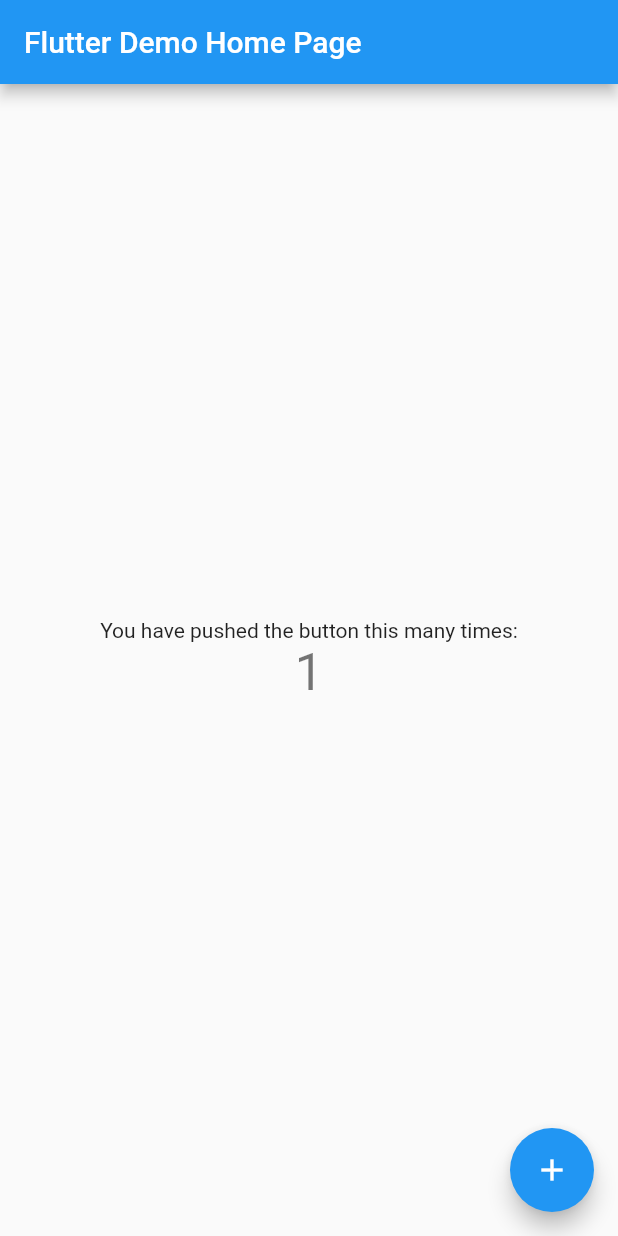
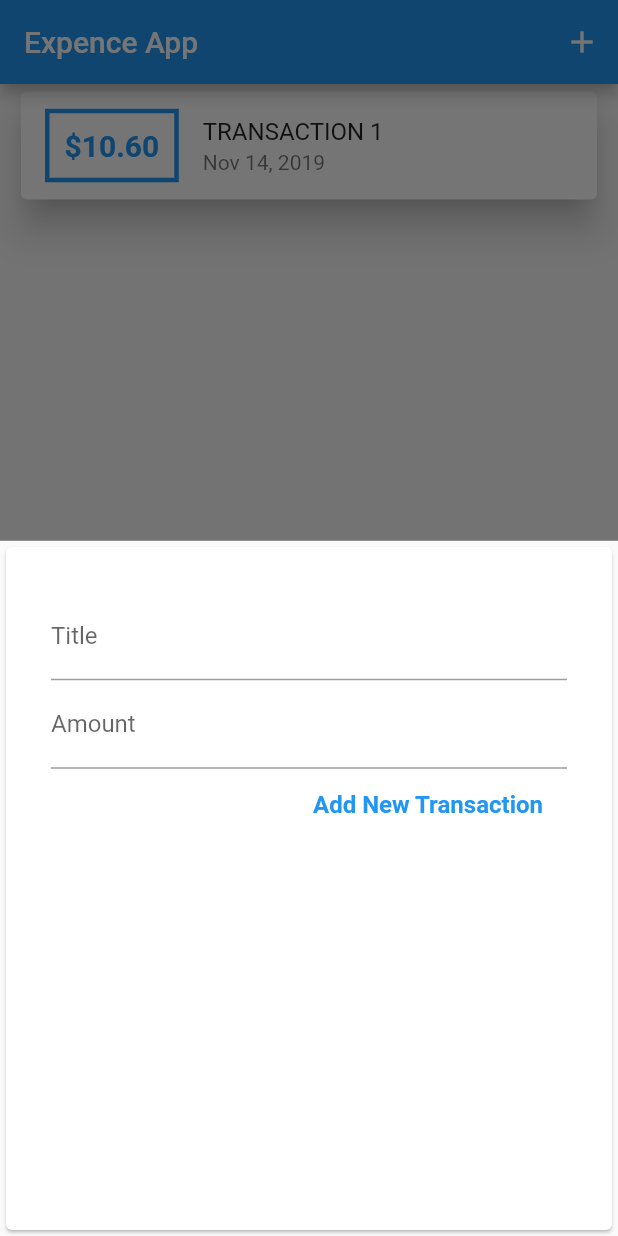
Before and after one commit to ram-krishan/flutter_demo, a Flutter app: the screen it shows after launch, after a tap on the "add" icon, on a phone screen of 412 x 824 dp. Run offline on Flutter 3.47's test engine with Material 2 defaults, Android fonts, the phone set to English and light mode, and no system bars.

Commit message:
done with add new expence feature using show modal bottom sheet.

```diff
--- a/lib/main.dart
+++ b/lib/main.dart
@@ -1,9 +1,10 @@
 import 'package:flutter/material.dart';
+
+import 'screens/expenceApp.dart';
 
 void main() => runApp(MyApp());
 
 class MyApp extends StatelessWidget {
-  // This widget is the root of your application.
   @override
   Widget build(BuildContext context) {
     return MaterialApp(
@@ -20,92 +21,8 @@ class MyApp extends StatelessWidget {
           // is not restarted.
           primarySwatch: Colors.blue,
         ),
-      home: MyHomePage(title: 'Flutter Demo Home Page'),
-    );
+        home: MaterialApp(
+          home: ExpenceApp(),
+        ));
   }
 }
-
-class MyHomePage extends StatefulWidget {
-  MyHomePage({Key key, this.title}) : super(key: key);
-
-  // This widget is the home page of your application. It is stateful, meaning
-  // that it has a State object (defined below) that contains fields that affect
-  // how it looks.
-
-  // This class is the configuration for the state. It holds the values (in this
-  // case the title) provided by the parent (in this case the App widget) and
-  // used by the build method of the State. Fields in a Widget subclass are
-  // always marked "final".
-
-  final String title;
-
-  @override
-  _MyHomePageState createState() => _MyHomePageState();
-}
-
-class _MyHomePageState extends State<MyHomePage> {
-  int _counter = 0;
-
-  void _incrementCounter() {
-    setState(() {
-      // This call to setState tells the Flutter framework that something has
-      // changed in this State, which causes it to rerun the build method below
-      // so that the display can reflect the updated values. If we changed
-      // _counter without calling setState(), then the build method would not be
-      // called again, and so nothing would appear to happen.
-      _counter++;
-    });
-  }
-
-  @override
-  Widget build(BuildContext context) {
-    // This method is rerun every time setState is called, for instance as done
-    // by the _incrementCounter method above.
-    //
-    // The Flutter framework has been optimized to make rerunning build methods
-    // fast, so that you can just rebuild anything that needs updating rather
-    // than having to individually change instances of widgets.
-    return Scaffold(
-      appBar: AppBar(
-        // Here we take the value from the MyHomePage object that was created by
-        // the App.build method, and use it to set our appbar title.
-        title: Text(widget.title),
-      ),
-      body: Center(
-        // Center is a layout widget. It takes a single child and positions it
-        // in the middle of the parent.
-        child: Column(
-          // Column is also layout widget. It takes a list of children and
-          // arranges them vertically. By default, it sizes itself to fit its
-          // children horizontally, and tries to be as tall as its parent.
-          //
-          // Invoke "debug painting" (press "p" in the console, choose the
-          // "Toggle Debug Paint" action from the Flutter Inspector in Android
-          // Studio, or the "Toggle Debug Paint" command in Visual Studio Code)
-          // to see the wireframe for each widget.
-          //
-          // Column has various properties to control how it sizes itself and
-          // how it positions its children. Here we use mainAxisAlignment to
-          // center the children vertically; the main axis here is the vertical
-          // axis because Columns are vertical (the cross axis would be
-          // horizontal).
-          mainAxisAlignment: MainAxisAlignment.center,
-          children: <Widget>[
-            Text(
-              'You have pushed the button this many times:',
-            ),
-            Text(
-              '$_counter',
-              style: Theme.of(context).textTheme.display1,
-            ),
-          ],
-        ),
-      ),
-      floatingActionButton: FloatingActionButton(
-        onPressed: _incrementCounter,
-        tooltip: 'Increment',
-        child: Icon(Icons.add),
-      ), // This trailing comma makes auto-formatting nicer for build methods.
-    );
-  }
-}
--- /dev/null
+++ b/lib/models/transaction.dart
@@ -0,0 +1,28 @@
+import 'package:flutter/material.dart';
+
+class Transaction {
+  final String id;
+  final double amount;
+  final DateTime createdAt;
+  final String title;
+
+  Transaction({
+    @required this.id,
+    @required this.amount,
+    @required this.createdAt,
+    @required this.title,
+  });
+
+  static List<Transaction> build({int transactionCount = 1}) {
+    List<Transaction> list = [];
+    for (var i = 1; i <= transactionCount; i++) {
+      list.add(Transaction(
+          amount: 10.599 * i,
+          createdAt: DateTime.now(),
+          id: i.toString(),
+          title: "transaction $i"));
+    }
+
+    return list;
+  }
+}
--- /dev/null
+++ b/lib/screens/expenceApp.dart
@@ -0,0 +1,62 @@
+import 'package:flutter/material.dart';
+
+import '../models/transaction.dart';
+import './transactionList.dart';
+import './newTransaction.dart';
+
+class ExpenceApp extends StatefulWidget {
+  @override
+  _ExpenceAppState createState() => _ExpenceAppState();
+}
+
+class _ExpenceAppState extends State<ExpenceApp> {
+  final List<Transaction> _transactions =
+      Transaction.build(transactionCount: 1);
+
+  void _handleActionClickButton(ctx) {
+    showModalBottomSheet(
+        context: ctx,
+        builder: (_) {
+          return NewTransaction(
+            handleAddTransaction: _handleAddTransaction,
+          );
+        });
+  }
+
+  void _handleAddTransaction(title, amount) {
+    DateTime createdAt = DateTime.now();
+    String id = createdAt.millisecondsSinceEpoch.toString();
+
+    setState(() {
+      _transactions.add(Transaction(
+          id: id, title: title, amount: amount, createdAt: createdAt));
+    });
+  }
+
+  @override
+  Widget build(BuildContext context) {
+    return Scaffold(
+      appBar: AppBar(
+        title: Text("Expence App"),
+        actions: <Widget>[
+          IconButton(
+              onPressed: () => _handleActionClickButton(context),
+              icon: Icon(Icons.add))
+        ],
+      ),
+      floatingActionButton: FloatingActionButton(
+        child: Icon(Icons.add),
+        onPressed: () => _handleActionClickButton(context),
+      ),
+      floatingActionButtonLocation: FloatingActionButtonLocation.centerFloat,
+      body: SingleChildScrollView(
+        child: Container(
+          width: double.infinity,
+          child: Column(children: [
+            TransactionList(transactions: _transactions),
+          ]),
+        ),
+      ),
+    );
+  }
+}
--- /dev/null
+++ b/lib/screens/newTransaction.dart
@@ -0,0 +1,68 @@
+import "package:flutter/material.dart";
+import 'package:flutter/services.dart';
+
+class NewTransaction extends StatefulWidget {
+  final Function handleAddTransaction;
+
+  NewTransaction({
+    @required this.handleAddTransaction,
+  });
+
+  @override
+  _NewTransactionState createState() => _NewTransactionState();
+}
+
+class _NewTransactionState extends State<NewTransaction> {
+  final _titleInput = TextEditingController();
+
+  final _amountInput = TextEditingController();
+
+  void _handleAddNewTransaction() {
+    if (_titleInput.text.isEmpty || _amountInput.text.isEmpty) {
+      return;
+    }
+
+    widget.handleAddTransaction(
+        _titleInput.text, double.parse(_amountInput.text));
+
+    // in state class we are having context, widget available by default. So no need to pass context from method call.
+    Navigator.of(context).pop();
+  }
+
+  @override
+  Widget build(BuildContext context) {
+    return Card(
+      child: Container(
+        padding: EdgeInsets.all(30),
+        child: Column(
+          crossAxisAlignment: CrossAxisAlignment.end,
+          children: <Widget>[
+            TextField(
+              controller: _titleInput,
+              decoration: InputDecoration(labelText: "Title"),
+              onSubmitted: (_) {
+                _handleAddNewTransaction();
+              },
+            ),
+            TextField(
+              keyboardType: TextInputType.number,
+              controller: _amountInput,
+              decoration: InputDecoration(labelText: "Amount"),
+              onSubmitted: (_) {
+                _handleAddNewTransaction();
+              },
+            ),
+            FlatButton(
+              child: Text(
+                "Add New Transaction",
+                style: TextStyle(fontWeight: FontWeight.bold, fontSize: 16),
+              ),
+              onPressed: _handleAddNewTransaction,
+              textColor: Colors.blue,
+            )
+          ],
+        ),
+      ),
+    );
+  }
+}
--- /dev/null
+++ b/lib/screens/transactionCard.dart
@@ -0,0 +1,82 @@
+import 'package:expense_app/models/transaction.dart';
+import 'package:flutter/material.dart';
+import 'package:intl/intl.dart';
+
+class TransactionCard extends StatelessWidget {
+  final Transaction transaction;
+
+  TransactionCard({@required this.transaction});
+
+  @override
+  Widget build(BuildContext context) {
+    return Container(
+      width: double.infinity,
+      margin: EdgeInsets.symmetric(vertical: 1, horizontal: 10),
+      child: Card(
+        elevation: 10,
+        child: ListTile(
+          leading: Container(
+            padding: EdgeInsets.all(10),
+            decoration:
+                BoxDecoration(border: Border.all(width: 3, color: Colors.blue)),
+            child: Text(
+              "\$${transaction.amount.toStringAsFixed(2)}",
+              style: TextStyle(
+                  color: Colors.blue,
+                  fontSize: 20,
+                  fontWeight: FontWeight.bold),
+            ),
+          ),
+          title: Text(transaction.title.toUpperCase()),
+          subtitle: Text(DateFormat.yMMMd().format(transaction.createdAt)),
+        ),
+      ),
+    );
+  }
+
+  // Widget build(BuildContext context) {
+  //   return Container(
+  //     width: double.infinity,
+  //     margin: EdgeInsets.symmetric(vertical: 1, horizontal: 10),
+  //     child: Card(
+  //         elevation: 10,
+  //         child: Row(
+  //           children: <Widget>[
+  //             Container(
+  //               padding: EdgeInsets.all(10),
+  //               margin: EdgeInsets.all(10),
+  //               decoration: BoxDecoration(
+  //                   border: Border.all(width: 3, color: Colors.blue)),
+  //               child: Text(
+  //                 "\$${transaction.amount.toStringAsFixed(2)}",
+  //                 style: TextStyle(
+  //                     color: Colors.blue,
+  //                     fontSize: 20,
+  //                     fontWeight: FontWeight.bold),
+  //               ),
+  //             ),
+  //             Column(
+  //               crossAxisAlignment: CrossAxisAlignment.start,
+  //               mainAxisAlignment: MainAxisAlignment.spaceBetween,
+  //               children: <Widget>[
+  //                 Text(
+  //                   transaction.title.toUpperCase(),
+  //                   style: TextStyle(
+  //                       color: Colors.blue,
+  //                       fontSize: 16,
+  //                       fontWeight: FontWeight.bold),
+  //                 ),
+  //                 Text(
+  //                   DateFormat.yMMMd().format(transaction.createdAt),
+  //                   style: TextStyle(
+  //                       color: Colors.grey,
+  //                       fontSize: 14,
+  //                       fontWeight: FontWeight.bold),
+  //                 ),
+  //               ],
+  //             )
+  //           ],
+  //         )),
+  //   );
+  // }
+}
--- /dev/null
+++ b/lib/screens/transactionList.dart
@@ -0,0 +1,21 @@
+import 'package:flutter/material.dart';
+import '../models/transaction.dart';
+
+import 'package:expense_app/screens/transactionCard.dart';
+
+class TransactionList extends StatelessWidget {
+  final List<Transaction> transactions;
+  TransactionList({@required this.transactions});
+
+  @override
+  Widget build(BuildContext context) {
+    return Container(
+      height: 350,
+      child: ListView.builder(
+        itemCount: transactions.length,
+        itemBuilder: (ctx, index) =>
+            TransactionCard(transaction: transactions[index]),
+      ),
+    );
+  }
+}
```
Also changed, not shown: pubspec.yaml (+3 -8 lines), assets/images/chat_bg.png (added), pubspec.lock. Lines whose indentation alone changed are shown as unchanged.
